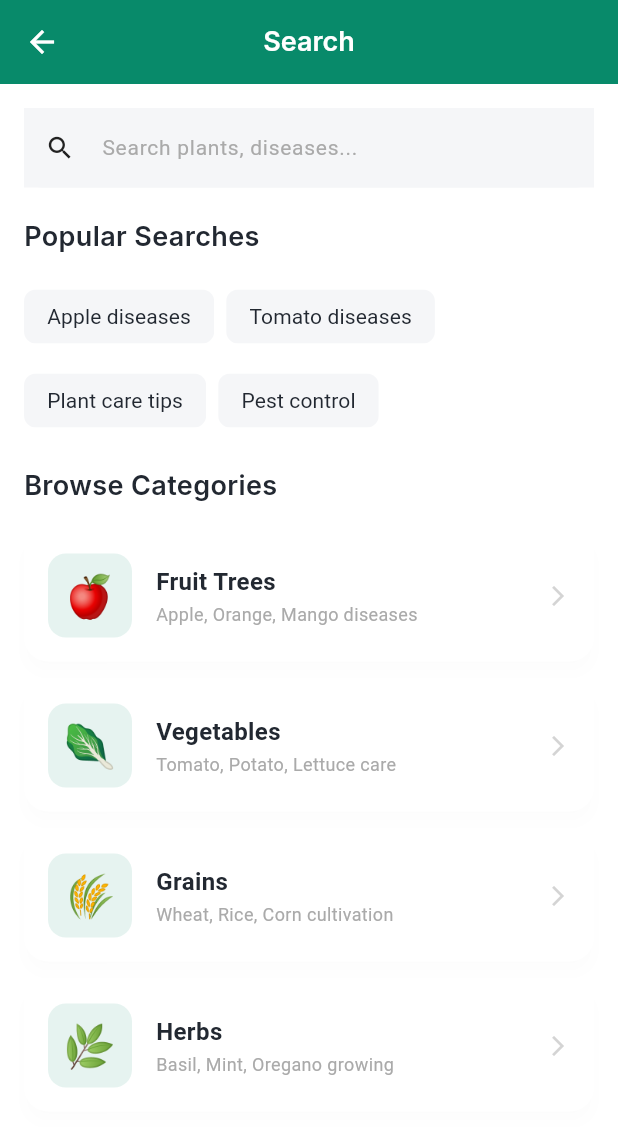
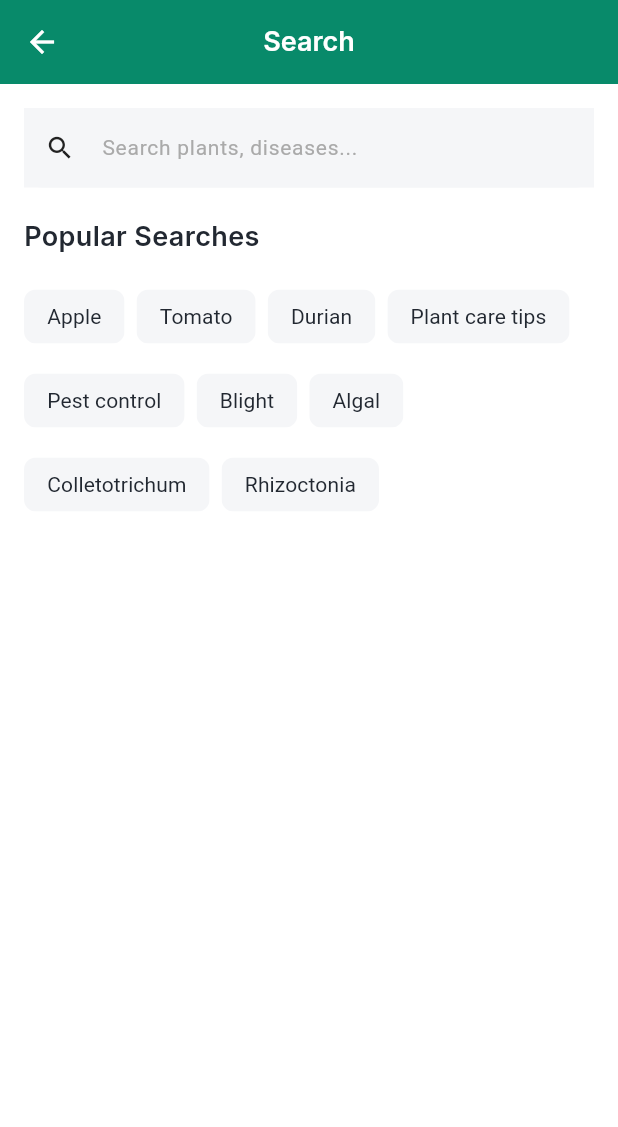
Before and after one commit to thanhtoan105/PlantDisease, a Flutter app: the SearchScreen screen opened directly, on a phone screen of 412 x 824 dp. Shown: the top 1127 px of the screen. Run offline on Flutter 3.47's test engine with Material 3 defaults, Android fonts, the light colour scheme and no system bars; our stand-ins replace cached_network_image, camera, flutter_dotenv, geocoding, geolocator, go_router and 6 more; missing offline and left inert: gal, tflite_flutter; accounts and stored records are empty.

Commit message:
47th - search update p.2

```diff
--- a/lib/features/home/screens/search_screen.dart
+++ b/lib/features/home/screens/search_screen.dart
@@ -18,6 +18,20 @@ class SearchScreen extends StatefulWidget {
 }
 
 class _SearchScreenState extends State<SearchScreen> {
+  // Constants
+  static const List<String> _popularSearches = [
+    'Apple',
+    'Tomato',
+    'Durian',
+    'Plant care tips',
+    'Pest control',
+    'Blight',
+    'Algal',
+    'Colletotrichum',
+    'Rhizoctonia',
+  ];
+
+  // State variables
   final TextEditingController _searchController = TextEditingController();
   String _searchQuery = '';
   List<Map<String, dynamic>> _searchResults = [];
@@ -33,6 +47,7 @@ class _SearchScreenState extends State<SearchScreen> {
   Future<void> _performSearch(String query) async {
     if (query.trim().isEmpty) {
       setState(() {
+        _searchQuery = '';
         _searchResults = [];
         _searchError = null;
       });
@@ -46,7 +61,6 @@ class _SearchScreenState extends State<SearchScreen> {
     });
 
     try {
-      // Always search all since filter tabs are removed
       final result = await PlantService.searchAll(query.trim());
 
       if (mounted) {
@@ -71,9 +85,25 @@ class _SearchScreenState extends State<SearchScreen> {
     }
   }
 
+  void _clearSearch() {
+    setState(() {
+      _searchQuery = '';
+      _searchResults = [];
+      _searchError = null;
+      _searchController.clear();
+    });
+  }
+
   @override
   Widget build(BuildContext context) {
-    return Scaffold(
+    return PopScope(
+      canPop: _searchQuery.isEmpty,
+      onPopInvoked: (didPop) {
+        if (!didPop && _searchQuery.isNotEmpty) {
+          _clearSearch();
+        }
+      },
+      child: Scaffold(
         backgroundColor: AppColors.white,
         appBar: const CustomAppBar(
           title: 'Search',
@@ -81,11 +111,11 @@ class _SearchScreenState extends State<SearchScreen> {
         body: _searchQuery.isEmpty
             ? _buildSearchSuggestions()
             : _buildSearchResults(),
+      ),
     );
   }
 
   Widget _buildSearchResults() {
-    if (_isSearching) {
     return Column(
       children: [
         // Search bar at top
@@ -94,74 +124,33 @@ class _SearchScreenState extends State<SearchScreen> {
           child: CustomSearchBar(
             placeholder: 'Search plants, diseases...',
             controller: _searchController,
-              onChanged: (value) {
-                _performSearch(value);
-              },
+            onChanged: _performSearch,
           ),
         ),
-          const Expanded(
-            child: Center(
-              child: LoadingSpinner(size: 48),
-            ),
+        // Content based on state
+        Expanded(
+          child: _buildSearchContent(),
         ),
       ],
     );
   }
 
-    if (_searchError != null) {
-      return Column(
-        children: [
-          // Search bar at top
-          Padding(
-            padding: const EdgeInsets.all(AppDimensions.spacingLg),
-            child: CustomSearchBar(
-              placeholder: 'Search plants, diseases...',
-              controller: _searchController,
-              onChanged: (value) {
-                _performSearch(value);
-              },
-            ),
-          ),
-          Expanded(child: _buildErrorState()),
-        ],
+  Widget _buildSearchContent() {
+    if (_isSearching) {
+      return const Center(
+        child: LoadingSpinner(size: 48),
       );
     }
 
-    if (_searchResults.isEmpty) {
-      return Column(
-        children: [
-          // Search bar at top
-          Padding(
-            padding: const EdgeInsets.all(AppDimensions.spacingLg),
-            child: CustomSearchBar(
-              placeholder: 'Search plants, diseases...',
-              controller: _searchController,
-              onChanged: (value) {
-                _performSearch(value);
-              },
-            ),
-          ),
-          Expanded(child: _buildNoResults()),
-        ],
-      );
+    if (_searchError != null) {
+      return _buildErrorState();
     }
 
-    return Column(
-      children: [
-        // Search bar at top
-        Padding(
-          padding: const EdgeInsets.all(AppDimensions.spacingLg),
-          child: CustomSearchBar(
-            placeholder: 'Search plants, diseases...',
-            controller: _searchController,
-            onChanged: (value) {
-              _performSearch(value);
-            },
-          ),
-        ),
-        Expanded(child: _buildResultsList()),
-      ],
-    );
+    if (_searchResults.isEmpty) {
+      return _buildNoResults();
+    }
+
+    return _buildResultsList();
   }
 
   Widget _buildSearchSuggestions() {
@@ -170,17 +159,15 @@ class _SearchScreenState extends State<SearchScreen> {
       child: Column(
         crossAxisAlignment: CrossAxisAlignment.start,
         children: [
-          // Search bar - exactly like home screen
+          // Search bar
           CustomSearchBar(
             placeholder: 'Search plants, diseases...',
             controller: _searchController,
-            onChanged: (value) {
-              _performSearch(value);
-            },
+            onChanged: _performSearch,
           ),
-
           const SizedBox(height: AppDimensions.spacingXl),
 
+          // Popular searches section
           Text(
             'Popular Searches',
             style: AppTypography.headlineMedium.copyWith(
@@ -193,12 +180,7 @@ class _SearchScreenState extends State<SearchScreen> {
           Wrap(
             spacing: AppDimensions.spacingSm,
             runSpacing: AppDimensions.spacingSm,
-            children: [
-              'Apple diseases',
-              'Tomato diseases',
-              'Plant care tips',
-              'Pest control',
-            ].map((suggestion) {
+            children: _popularSearches.map((suggestion) {
               return ActionChip(
                 label: Text(suggestion),
                 onPressed: () {
@@ -212,79 +194,6 @@ class _SearchScreenState extends State<SearchScreen> {
                 ),
               );
             }).toList(),
-          ),
-
-          const SizedBox(height: AppDimensions.spacingXl),
-
-          // Browse Categories
-          Text(
-            'Browse Categories',
-            style: AppTypography.headlineMedium.copyWith(
-              color: AppColors.darkNavy,
-            ),
-          ),
-          const SizedBox(height: AppDimensions.spacingLg),
-
-          _buildCategoryCard(
-              '🍎', 'Fruit Trees', 'Apple, Orange, Mango diseases'),
-          _buildCategoryCard(
-              '🥬', 'Vegetables', 'Tomato, Potato, Lettuce care'),
-          _buildCategoryCard('🌾', 'Grains', 'Wheat, Rice, Corn cultivation'),
-          _buildCategoryCard('🌿', 'Herbs', 'Basil, Mint, Oregano growing'),
-        ],
-      ),
-    );
-  }
-
-  Widget _buildCategoryCard(String emoji, String title, String description) {
-    return CustomCard(
-      margin: const EdgeInsets.only(bottom: AppDimensions.spacingMd),
-      onTap: () {
-        _searchController.text = title;
-        _performSearch(title);
-      },
-      child: Row(
-        children: [
-          Container(
-            width: 56,
-            height: 56,
-            decoration: BoxDecoration(
-              color: AppColors.primaryGreen.withOpacity(0.1),
-              borderRadius:
-                  BorderRadius.circular(AppDimensions.borderRadiusMedium),
-            ),
-            child: Center(
-              child: Text(
-                emoji,
-                style: const TextStyle(fontSize: 28),
-              ),
-            ),
-          ),
-          const SizedBox(width: AppDimensions.spacingLg),
-          Expanded(
-            child: Column(
-              crossAxisAlignment: CrossAxisAlignment.start,
-              children: [
-                Text(
-                  title,
-                  style: AppTypography.labelLarge.copyWith(
-                    color: AppColors.darkNavy,
-                  ),
-                ),
-                const SizedBox(height: 2),
-                Text(
-                  description,
-                  style: AppTypography.bodySmall.copyWith(
-                    color: AppColors.mediumGray,
-                  ),
-                ),
-              ],
-            ),
-          ),
-          Icon(
-            Icons.arrow_forward_ios,
-            color: AppColors.mediumGray.withOpacity(0.5),
-            size: 16,
           ),
         ],
       ),
@@ -361,7 +270,7 @@ class _SearchScreenState extends State<SearchScreen> {
             ),
             const SizedBox(height: AppDimensions.spacingSm),
             Text(
-              'Try searching for different keywords or browse our categories',
+              'Try searching for different keywords',
               style: AppTypography.bodyMedium.copyWith(
                 color: AppColors.mediumGray,
               ),
@@ -379,7 +288,15 @@ class _SearchScreenState extends State<SearchScreen> {
       itemCount: _searchResults.length,
       itemBuilder: (context, index) {
         final result = _searchResults[index];
+        return _buildResultCard(result);
+      },
+    );
+  }
+
+  Widget _buildResultCard(Map<String, dynamic> result) {
     final isDisease = result['type'] == 'disease';
+    final color = isDisease ? AppColors.accentOrange : AppColors.primaryGreen;
+    final icon = isDisease ? Icons.bug_report : Icons.eco;
 
     return Padding(
       padding: const EdgeInsets.only(bottom: AppDimensions.spacingMd),
@@ -388,32 +305,25 @@ class _SearchScreenState extends State<SearchScreen> {
         child: Row(
           crossAxisAlignment: CrossAxisAlignment.start,
           children: [
+            // Icon container
             Container(
               width: 64,
               height: 64,
               decoration: BoxDecoration(
-                    color: (isDisease
-                            ? AppColors.accentOrange
-                            : AppColors.primaryGreen)
-                        .withOpacity(0.1),
+                color: color.withOpacity(0.1),
                 borderRadius:
                     BorderRadius.circular(AppDimensions.borderRadiusMedium),
               ),
-                  child: Center(
-                    child: Icon(
-                      isDisease ? Icons.bug_report : Icons.eco,
-                      color: isDisease
-                          ? AppColors.accentOrange
-                          : AppColors.primaryGreen,
-                      size: 32,
-                    ),
-                  ),
+              child: Icon(icon, color: color, size: 32),
             ),
             const SizedBox(width: AppDimensions.spacingLg),
+
+            // Content
             Expanded(
               child: Column(
                 crossAxisAlignment: CrossAxisAlignment.start,
                 children: [
+                  // Title
                   Text(
                     result['name'] ?? 'Unknown',
                     style: AppTypography.labelLarge.copyWith(
@@ -421,6 +331,8 @@ class _SearchScreenState extends State<SearchScreen> {
                       fontWeight: FontWeight.w600,
                     ),
                   ),
+
+                  // Crop name for diseases
                   if (isDisease && result['cropName'] != null) ...[
                     const SizedBox(height: 2),
                     Text(
@@ -431,6 +343,8 @@ class _SearchScreenState extends State<SearchScreen> {
                       ),
                     ),
                   ],
+
+                  // Description
                   const SizedBox(height: AppDimensions.spacingXs),
                   Text(
                     result['description'] ?? 'No description available',
@@ -440,6 +354,8 @@ class _SearchScreenState extends State<SearchScreen> {
                     maxLines: 2,
                     overflow: TextOverflow.ellipsis,
                   ),
+
+                  // Type badge
                   const SizedBox(height: AppDimensions.spacingSm),
                   Container(
                     padding: const EdgeInsets.symmetric(
@@ -447,19 +363,14 @@ class _SearchScreenState extends State<SearchScreen> {
                       vertical: 4,
                     ),
                     decoration: BoxDecoration(
-                          color: (isDisease
-                                  ? AppColors.accentOrange
-                                  : AppColors.primaryGreen)
-                              .withOpacity(0.12),
+                      color: color.withOpacity(0.12),
                       borderRadius: BorderRadius.circular(
                           AppDimensions.borderRadiusSmall),
                     ),
                     child: Text(
                       isDisease ? 'Disease' : 'Crop',
                       style: AppTypography.bodySmall.copyWith(
-                            color: isDisease
-                                ? AppColors.accentOrange
-                                : AppColors.primaryGreen,
+                        color: color,
                         fontWeight: FontWeight.w600,
                         fontSize: 11,
                       ),
@@ -468,6 +379,8 @@ class _SearchScreenState extends State<SearchScreen> {
                 ],
               ),
             ),
+
+            // Arrow
             const SizedBox(width: AppDimensions.spacingMd),
             Icon(
               Icons.arrow_forward_ios,
@@ -478,18 +391,14 @@ class _SearchScreenState extends State<SearchScreen> {
         ),
       ),
     );
-      },
-    );
   }
 
   void _handleResultTap(Map<String, dynamic> result) {
     final isDisease = result['type'] == 'disease';
 
     if (isDisease) {
-      // Navigate to disease details
       context.push('/disease-details', extra: result);
     } else {
-      // Navigate to crop details
       context.push('${RouteNames.cropDetails}/${result['id']}', extra: result);
     }
   }
```
Lines whose indentation alone changed are shown as unchanged.
